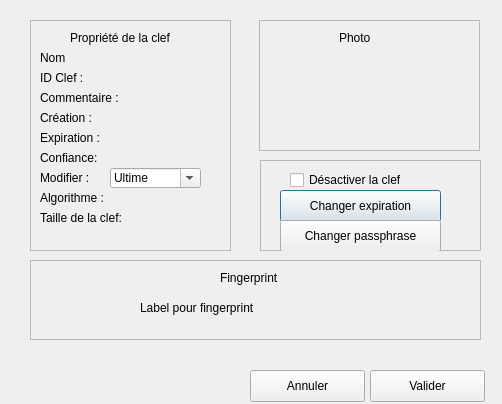
The window that GuiPG/src/View/keyedition.ui (Diakakodo/GuiPG) describes before a commit, drawn with Qt 5.
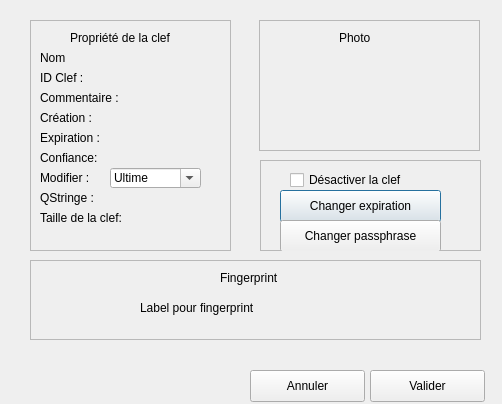
The same window after the commit.

```diff
--- a/GuiPG/src/View/keyedition.ui
+++ b/GuiPG/src/View/keyedition.ui
@@ -158,7 +158,7 @@
      </rect>
     </property>
     <property name="text">
-     <string>Algorithme :</string>
+     <string>QStringe :</string>
     </property>
    </widget>
    <widget class="QLabel" name="label_13">
```
